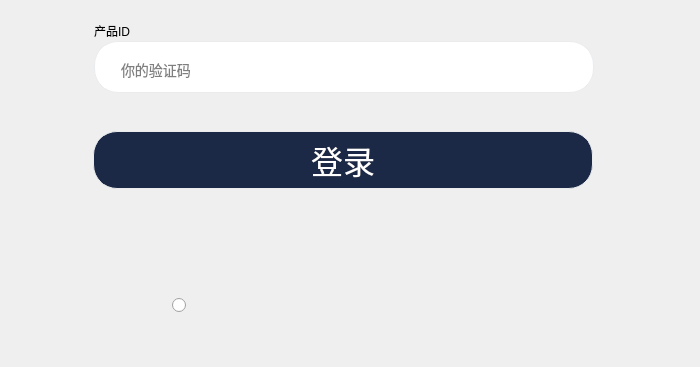
Before: the Qt Designer form UI/gbs/GBSAuthorizedCodeForm.ui in huangjingpei/myobs, drawn with Qt 5; both pictures show x 0 to 700 and y 543 to 910 of the 700 by 910 pixel window.
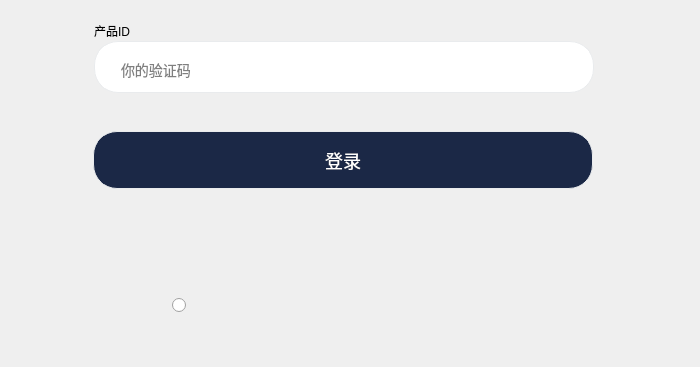
After: the same form once the commit is applied.

Diff of the .ui file:
```diff
--- a/UI/gbs/GBSAuthorizedCodeForm.ui
+++ b/UI/gbs/GBSAuthorizedCodeForm.ui
@@ -196,7 +196,7 @@
 border-radius: 24px;
 padding: 5px;
 background: #1B2846;
-font-size: 32px;
+font-size: 18px;
 text-align: center;
 }
 QPushButton:pressed{
```
